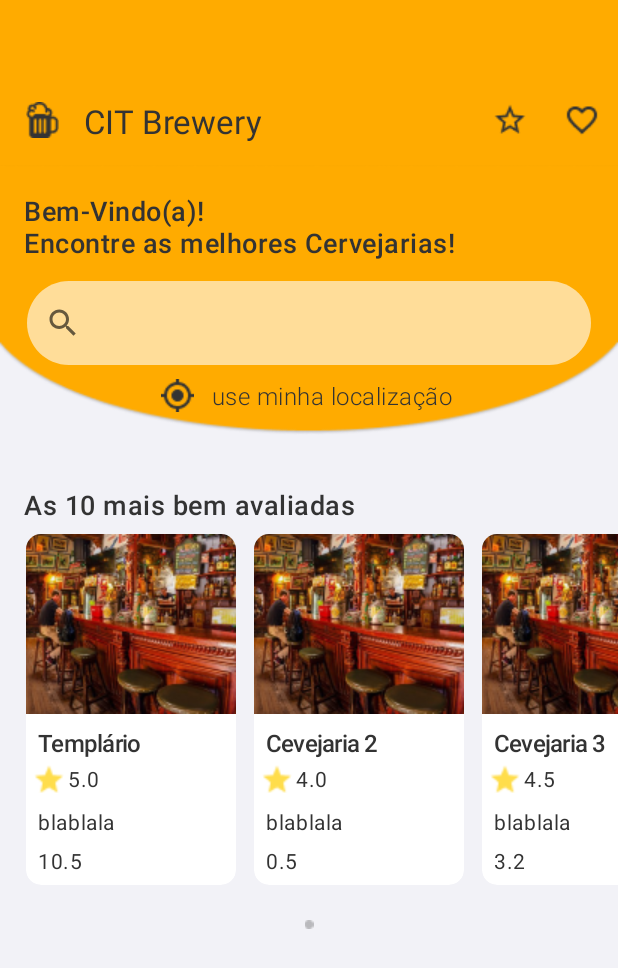
After one commit to taniarita/brewery-finder, an Android app: the CarouselFragment screen opened directly, with no data from a screen before it, on a phone screen of 412 x 824 dp. The commit adds this screen. Shown: the top 968 px of the screen. Run offline under Robolectric (Android 15) with nearby library versions, the phone set to English and light mode, and no system bars.

Commit message:
[Home] Implementing Carousel Fragment

```diff
--- a/app/build.gradle
+++ b/app/build.gradle
@@ -50,6 +50,7 @@ dependencies {
     implementation("com.google.firebase:firebase-messaging:23.0.8")
     implementation 'androidx.navigation:navigation-fragment-ktx:2.5.2'
     implementation 'androidx.navigation:navigation-ui-ktx:2.5.2'
+    implementation 'androidx.legacy:legacy-support-v4:1.0.0'
     testImplementation 'junit:junit:4.13.2'
     androidTestImplementation 'androidx.test.ext:junit:1.1.3'
     androidTestImplementation 'androidx.test.espresso:espresso-core:3.4.0'
--- a/app/src/main/java/com/example/breweryfinder/home/view/CarouselAdapter.kt
+++ b/app/src/main/java/com/example/breweryfinder/home/view/CarouselAdapter.kt
@@ -12,14 +12,15 @@ import com.example.breweryfinder.home.model.Brewery
 
 
 class CarouselAdapter(
-    private val context: Context,
+    private val context: CarouselFragment,
     private val brewery: List<Brewery>
 ) : RecyclerView.Adapter<CarouselViewHolder>() {
 
     //pega a view que a gente quer apresentar no recyclerView (carousel_brewery) e faz o binding
     override fun onCreateViewHolder(parent: ViewGroup, viewType: Int): CarouselViewHolder {
-        val inflater = LayoutInflater.from(context)
-        val view = inflater.inflate(R.layout.carousel_brewery, parent, false)
+//        val inflater = LayoutInflater.from(context)
+        val view =
+            LayoutInflater.from(parent.context).inflate(R.layout.carousel_brewery, parent, false)
         return CarouselViewHolder(view)
     }
 
--- /dev/null
+++ b/app/src/main/java/com/example/breweryfinder/home/view/CarouselFragment.kt
@@ -0,0 +1,32 @@
+package com.example.breweryfinder.home.view
+
+import android.os.Bundle
+import androidx.fragment.app.Fragment
+import android.view.LayoutInflater
+import android.view.View
+import android.view.ViewGroup
+import androidx.recyclerview.widget.LinearLayoutManager
+import androidx.recyclerview.widget.RecyclerView
+import com.example.breweryfinder.R
+import com.example.breweryfinder.home.repository.BreweryRepository
+
+class CarouselFragment : Fragment(R.layout.fragment_carousel) {
+
+    private val homeViewModel: HomeViewModel =
+        HomeViewModel(breweryRepository = BreweryRepository())
+
+    override fun onCreateView(
+        inflater: LayoutInflater, container: ViewGroup?,
+        savedInstanceState: Bundle?
+    ): View? {
+        val carouselView = inflater.inflate(R.layout.fragment_carousel, container, false)
+        homeViewModel.brewery.listIterator()
+
+        val recyclerView = carouselView.findViewById<RecyclerView>(R.id.recyclerView)
+        recyclerView.adapter = CarouselAdapter(this, brewery = homeViewModel.brewery)
+        recyclerView.layoutManager =
+            LinearLayoutManager(carouselView.context, LinearLayoutManager.HORIZONTAL, false)
+        return carouselView
+    }
+
+}
--- a/app/src/main/java/com/example/breweryfinder/home/view/HomeActivity.kt
+++ b/app/src/main/java/com/example/breweryfinder/home/view/HomeActivity.kt
@@ -7,31 +7,26 @@ import android.widget.SearchView
 import androidx.recyclerview.widget.LinearLayoutManager
 import androidx.recyclerview.widget.RecyclerView
 import com.example.breweryfinder.R
-import com.example.breweryfinder.home.model.Brewery
 import com.example.breweryfinder.home.repository.BreweryRepository
 import com.example.breweryfinder.search.NoSearchActivity
 
 class HomeActivity : AppCompatActivity() {
 
-    private val homeViewModel : HomeViewModel = HomeViewModel(breweryRepository = BreweryRepository())
-
     override fun onCreate(savedInstanceState: Bundle?) {
         super.onCreate(savedInstanceState)
         setContentView(R.layout.activity_home)
+
+        val fragmentCarousel = CarouselFragment()
+
+        supportFragmentManager.beginTransaction().apply {
+            replace(R.id.fragment_carousel, fragmentCarousel)
+                .commit()
+        }
     }
 
     override fun onResume() {
         super.onResume()
-
-        setRecyclerView()
         openNoSearch()
-    }
-
-    private fun setRecyclerView() {
-        val recyclerView = findViewById<RecyclerView>(R.id.recyclerView)
-        recyclerView.adapter = CarouselAdapter(this, brewery = homeViewModel.brewery)
-        recyclerView.layoutManager =
-            LinearLayoutManager(this, LinearLayoutManager.HORIZONTAL, false)
     }
 
     private fun openNoSearch() {
--- a/app/src/main/java/com/example/breweryfinder/home/view/HomeViewModel.kt
+++ b/app/src/main/java/com/example/breweryfinder/home/view/HomeViewModel.kt
@@ -8,5 +8,5 @@ import com.example.breweryfinder.home.repository.BreweryRepository
 
 class HomeViewModel(private val breweryRepository: BreweryRepository) : ViewModel() {
 
-    public var brewery: List<Brewery> = breweryRepository.getBrewery()
+    val brewery: List<Brewery> = breweryRepository.getBrewery()
 }
--- a/app/src/main/res/layout/activity_home.xml
+++ b/app/src/main/res/layout/activity_home.xml
@@ -125,9 +125,9 @@
                 android:layout_width="376dp"
                 android:layout_height="56dp"
                 android:layout_marginTop="77dp"
-                android:inputType="text"
                 android:background="@drawable/search_bar"
                 android:hint="@string/search_hint"
+                android:inputType="text"
                 app:layout_constraintEnd_toEndOf="parent"
                 app:layout_constraintStart_toStartOf="parent"
                 app:layout_constraintTop_toTopOf="parent">
@@ -189,15 +189,11 @@
                 app:layout_constraintStart_toStartOf="parent"
                 app:layout_constraintTop_toTopOf="parent" />
 
-            <androidx.recyclerview.widget.RecyclerView
-                android:id="@+id/recyclerView"
+            <androidx.fragment.app.FragmentContainerView
+                android:id="@+id/fragment_carousel"
+                android:name="com.example.breweryfinder.home.view.CarouselFragment"
                 android:layout_width="match_parent"
-                android:layout_height="match_parent"
-                android:layout_marginStart="17dp"
-                android:layout_marginTop="32dp"
-                app:layout_constraintStart_toStartOf="parent"
-                app:layout_constraintTop_toTopOf="parent"
-                tools:listitem="@layout/carousel_brewery" />
+                android:layout_height="match_parent" />
 
             <ImageView
                 android:id="@+id/dot"
@@ -209,6 +205,5 @@
                 app:layout_constraintStart_toStartOf="parent" />
 
         </androidx.constraintlayout.widget.ConstraintLayout>
-
     </androidx.constraintlayout.widget.ConstraintLayout>
 </androidx.core.widget.NestedScrollView>
--- /dev/null
+++ b/app/src/main/res/layout/fragment_carousel.xml
@@ -0,0 +1,19 @@
+<?xml version="1.0" encoding="utf-8"?>
+<FrameLayout xmlns:android="http://schemas.android.com/apk/res/android"
+    xmlns:app="http://schemas.android.com/apk/res-auto"
+    xmlns:tools="http://schemas.android.com/tools"
+    android:layout_width="match_parent"
+    android:layout_height="match_parent"
+    tools:context=".home.view.CarouselFragment">
+
+    <androidx.recyclerview.widget.RecyclerView
+        android:id="@+id/recyclerView"
+        android:layout_width="match_parent"
+        android:layout_height="match_parent"
+        android:layout_marginStart="17dp"
+        android:layout_marginTop="32dp"
+        app:layout_constraintStart_toStartOf="parent"
+        app:layout_constraintTop_toTopOf="parent"
+        tools:listitem="@layout/carousel_brewery" />
+
+</FrameLayout>
--- a/app/src/main/res/values/strings.xml
+++ b/app/src/main/res/values/strings.xml
@@ -28,5 +28,7 @@
 
     <string name="hello_first_fragment">Hello first fragment</string>
     <string name="hello_second_fragment">Hello second fragment. Arg: %1$s</string>
+    <!-- TODO: Remove or change this placeholder text -->
+    <string name="hello_blank_fragment">Hello blank fragment</string>
 
 </resources>
```
